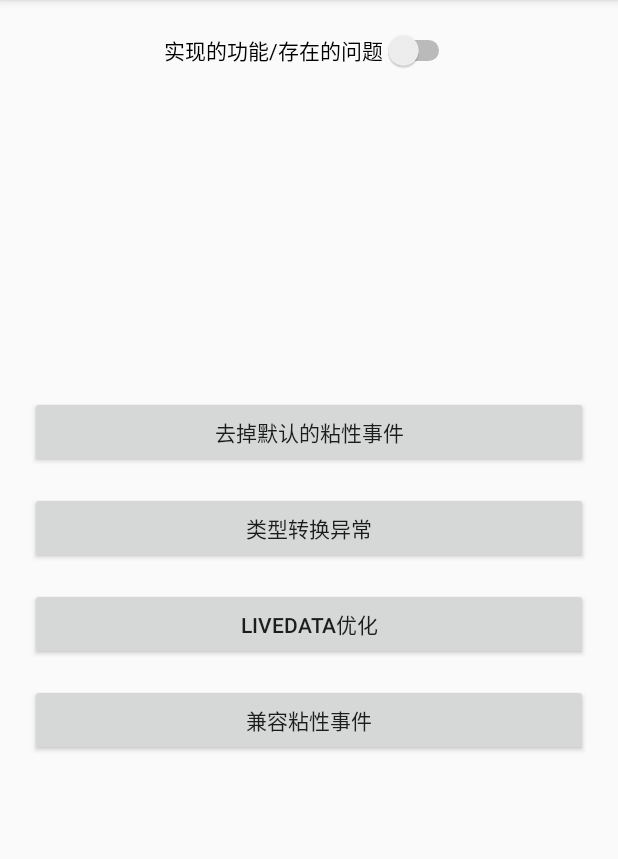
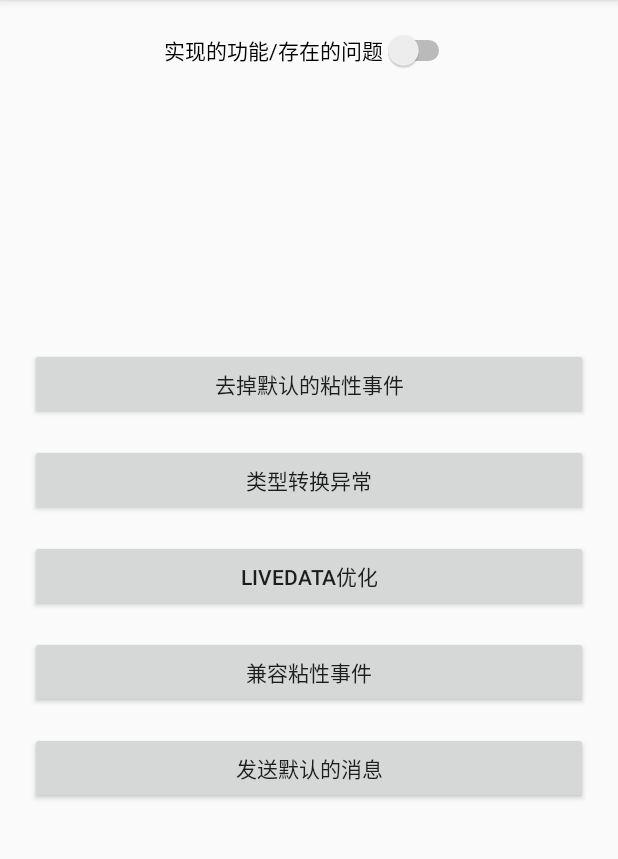
Before and after one commit to guixin567/LiveDatabus, an Android app: the VersionSecondActivity screen opened directly, with no data from a screen before it, on a phone screen of 412 x 824 dp, the part 84-943 px from its top. Run offline under Robolectric (Android 15) with nearby library versions, the phone set to English and light mode, and no system bars.

```diff
--- a/app/src/main/java/com/example/liveeventdemo/livedatabus2/LiveDataBus2.kt
+++ b/app/src/main/java/com/example/liveeventdemo/livedatabus2/LiveDataBus2.kt
@@ -1,4 +1,7 @@
 package com.example.liveeventdemo.livedatabus2
+
+import android.arch.lifecycle.LifecycleOwner
+import android.arch.lifecycle.Observer
 
 class LiveDataBus2 {
     companion object {
@@ -15,4 +18,27 @@ class LiveDataBus2 {
 
         return busMap[messageKey] as DistinctLiveData<T>
     }
+
+    /**
+     * 发送默认的消息
+     */
+    private fun withDefaultMessage(messageKey: String):DistinctLiveData<Any>{
+        return with(messageKey)
+    }
+
+    /**
+     * 通过发送一个空串，伪装成不发送消息
+     */
+    fun withDefault(messageKey: String){
+        withDefaultMessage(messageKey).setValue("")
+    }
+
+    /**
+     * 默认消息，接收的方法
+     */
+    fun withDefault(messageKey: String,owner: LifecycleOwner,block:()->Unit){
+        withDefaultMessage(messageKey).observe(owner, Observer {
+            block.invoke()
+        })
+    }
 }
--- a/app/src/main/java/com/example/liveeventdemo/livedatabus2/VersionSecondActivity.kt
+++ b/app/src/main/java/com/example/liveeventdemo/livedatabus2/VersionSecondActivity.kt
@@ -23,6 +23,12 @@ class VersionSecondActivity : BaseActivity() {
         LiveDataBus2.instance.with<String>(version2_live_data_optimization).observe(this, Observer {
             showToast("$it")
         })
+        /**
+         * 默认消息的接收
+         */
+        LiveDataBus2.instance.withDefault(version2_default_message,this){
+            showToast("有些场景不需要传值，就可以使用默认的消息")
+        }
     }
 
     override fun initListener() {
@@ -32,24 +38,43 @@ class VersionSecondActivity : BaseActivity() {
             group_function.isShow(!isChecked)
         }
 
+        /**
+         * 默认不是粘性事件
+         */
         bt_function_stick.setOnClickListener {
             LiveDataBus2.instance.with<String>(version2_no_stick).setValue("去掉默认的粘性事件")
             routeTo<SecondActivity>()
         }
 
+        /**
+         * 类型转换异常
+         */
         bt_function_class_cast.setOnClickListener {
             LiveDataBus2.instance.with<TestBean>(version2_class_cast).setValue(TestBean("测试"))
         }
 
+        /**
+         * LiveData相同事件的优化
+         */
         bt_function_live_data.setOnClickListener {
             LiveDataBus2.instance.with<String>(version2_live_data_optimization).setValue("测试LiveData优化")
             LiveDataBus2.instance.with<String>(version2_live_data_optimization).setValue("测试LiveData优化")
             LiveDataBus2.instance.with<String>(version2_live_data_optimization).setValue("测试LiveData优化")
         }
 
+        /**
+         * 兼容粘性事件
+         */
         bt_function_compatible_stick.setOnClickListener {
             LiveDataBus2.instance.with<String>(version2_stick_compatible).setValue("测试粘性事件")
             routeTo<SecondActivity>()
         }
+
+        /**
+         * 默认消息的发送
+         */
+        bt_function_default.setOnClickListener {
+            LiveDataBus2.instance.withDefault(version2_default_message)
+        }
     }
 }
--- a/app/src/main/java/com/example/liveeventdemo/util/Constant.kt
+++ b/app/src/main/java/com/example/liveeventdemo/util/Constant.kt
@@ -8,3 +8,4 @@ const val version2_no_stick = "version2_no_stick"
 const val version2_class_cast = "version2_class_cast"
 const val version2_live_data_optimization = "version2_live_data_optimization"
 const val version2_stick_compatible = "version2_stick_compatible"
+const val version2_default_message = "version2_default_message"
--- a/app/src/main/res/layout/activity_version_second.xml
+++ b/app/src/main/res/layout/activity_version_second.xml
@@ -50,6 +50,17 @@
             app:layout_constraintTop_toBottomOf="@+id/bt_function_live_data"
             app:layout_constraintStart_toStartOf="parent"
             app:layout_constraintEnd_toEndOf="parent"
+            app:layout_constraintBottom_toTopOf="@+id/bt_function_default"
+            android:layout_marginTop="16dp"/>
+
+    <Button
+            android:text="发送默认的消息"
+            android:layout_width="0dp"
+            android:layout_height="wrap_content"
+            android:id="@+id/bt_function_default"
+            app:layout_constraintTop_toBottomOf="@+id/bt_function_compatible_stick"
+            app:layout_constraintStart_toStartOf="parent"
+            app:layout_constraintEnd_toEndOf="parent"
             app:layout_constraintBottom_toTopOf="@+id/bt_exception_compatible_stick"
             android:layout_marginTop="16dp"/>
 
@@ -58,7 +69,7 @@
             android:layout_width="0dp"
             android:layout_height="wrap_content"
             android:id="@+id/bt_exception_compatible_stick"
-            app:layout_constraintTop_toBottomOf="@+id/bt_function_compatible_stick"
+            app:layout_constraintTop_toBottomOf="@+id/bt_function_default"
             app:layout_constraintStart_toStartOf="parent"
             app:layout_constraintEnd_toEndOf="parent"
             app:layout_constraintBottom_toTopOf="@+id/bt_exception_no_params"
```
